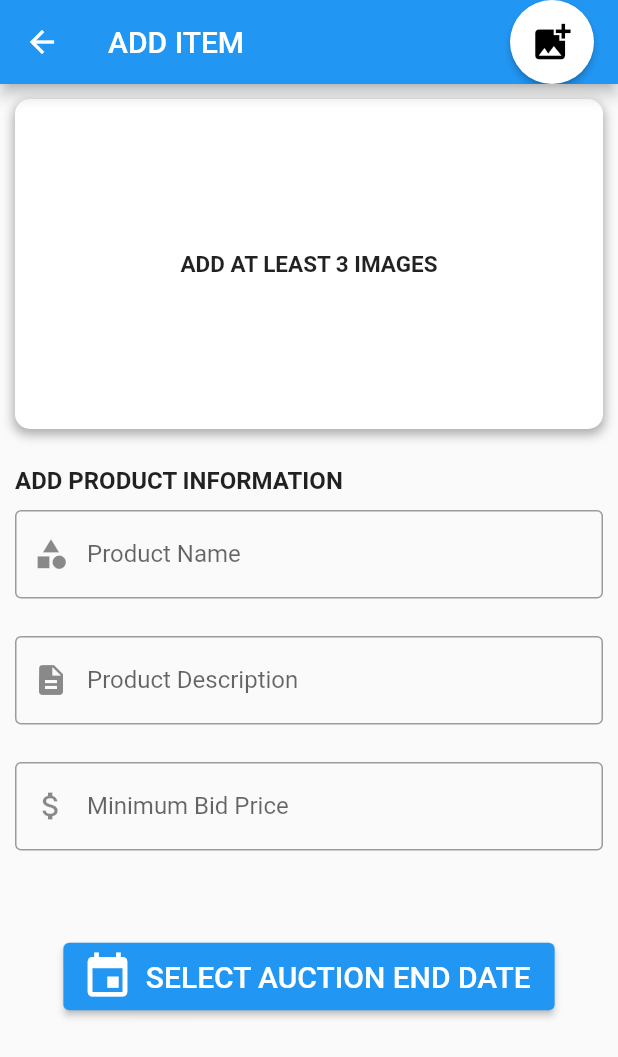
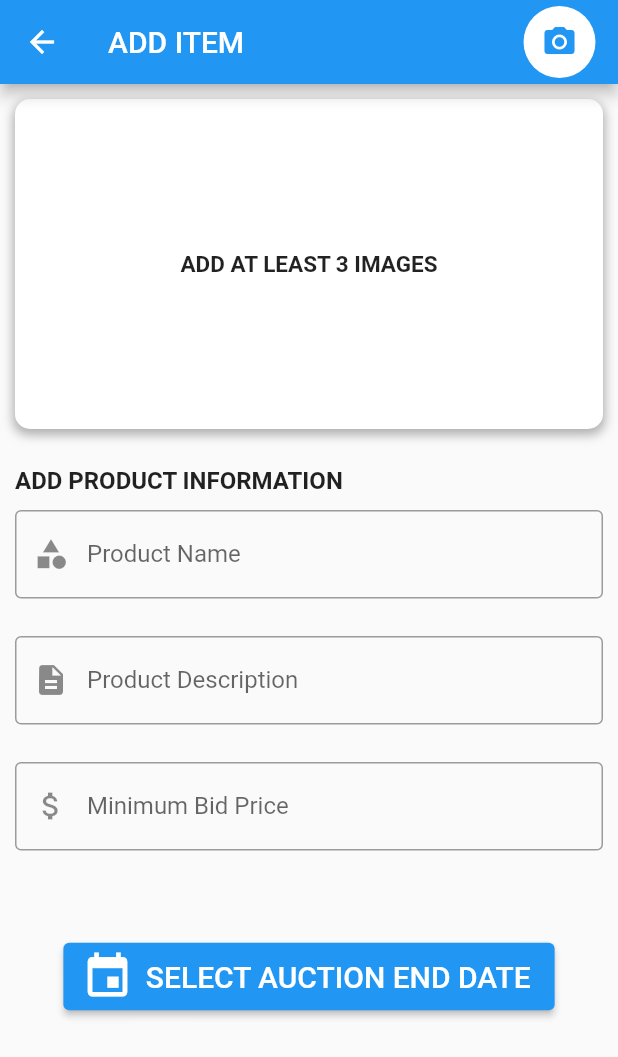
Before and after one commit to sria-the-fury/haggle, a Flutter app: the AddItemModal screen opened directly, on a phone screen of 412 x 824 dp. Shown: the top 1057 px of the screen. Run offline on Flutter 3.47's test engine with Material 2 defaults, Android fonts, the phone set to English and light mode, and no system bars; our stand-ins replace carousel_slider, cloud_firestore, file_picker, firebase_auth, firebase_core, firebase_storage and 5 more; accounts and stored records are empty.

Commit message:
Icon button redesign and bidUsers count , isCurrentUser bid added in the card

```diff
--- a/lib/imports/modals/AddItemModal.dart
+++ b/lib/imports/modals/AddItemModal.dart
@@ -136,20 +136,23 @@ class _AddItemModalState extends State<AddItemModal> {
       appBar: new AppBar(
         title: const Text('ADD ITEM'),
         actions: <Widget>[
-
-          RawMaterialButton(
-            onPressed: () async { await _selectFile();},
-            elevation: 2.0,
-            fillColor: Colors.white,
-            child: Icon(
-              Icons.add_photo_alternate,
-              size: 30.0, color: Colors.black,
-            ),
-            padding: EdgeInsets.all(5.0),
-            shape: CircleBorder(),
+          Center(
+              child: Container(
+                  margin: EdgeInsets.only(right: 15.0),
+                  child: Ink(
+                      decoration: const ShapeDecoration(
+                        color: Colors.white,
+                        shape: CircleBorder(),
+                      ),
+                      child: IconButton(
+                        enableFeedback: true,
+                        icon: const Icon(Icons.camera_alt),
+                        color: Colors.blue[500],
+                        onPressed: () async { await _selectFile();},
+                      )
+                  )
+              )
           )
-
-          ,
         ],
       ),
       body: SingleChildScrollView(
```
Also changed, not shown: lib/imports/utilities/GesturedCard.dart (+17 -2 lines).
